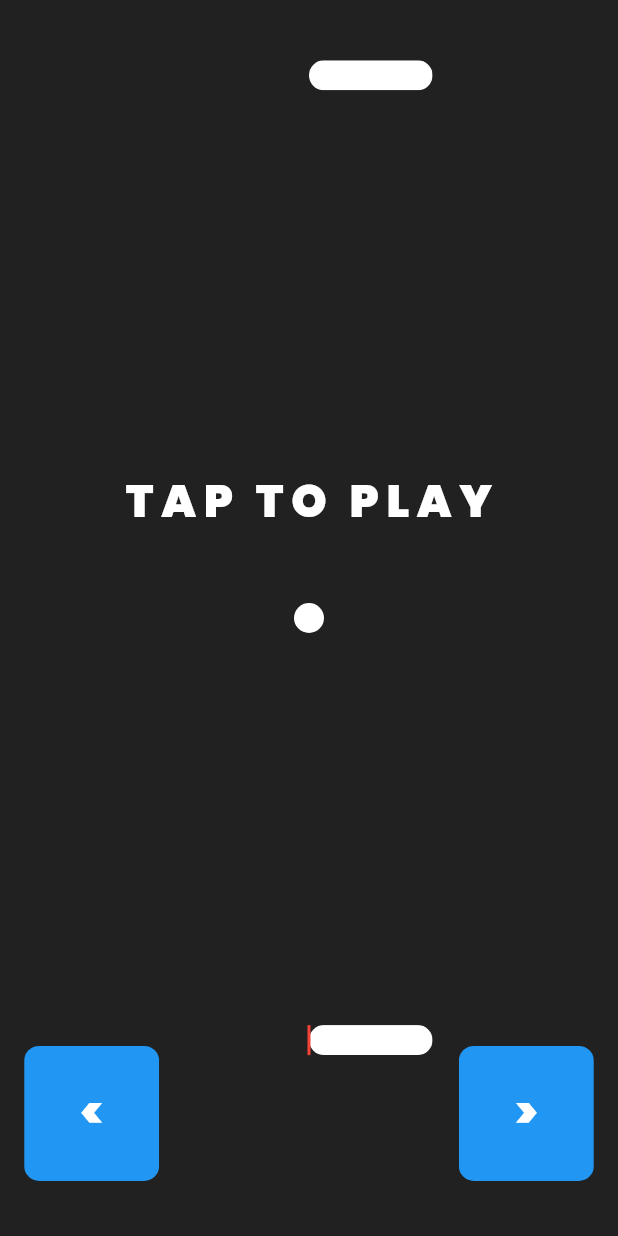
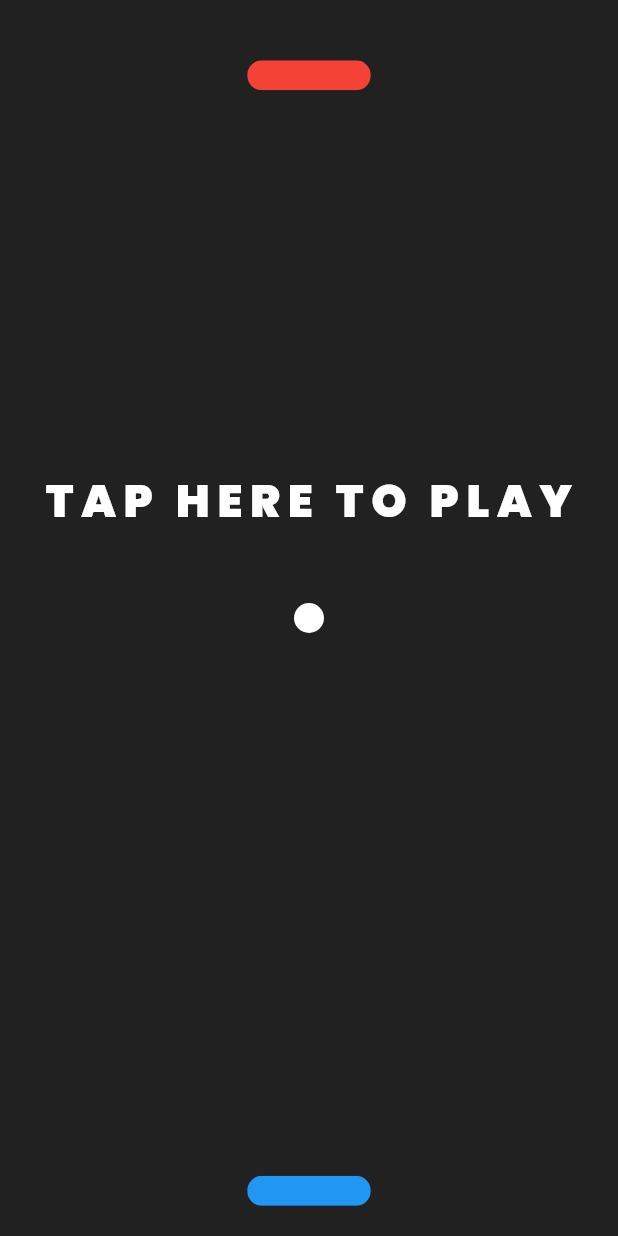
Before and after one commit to rianjanuarian/Project-PlayStore, a Flutter app: the HomePage screen opened directly, on a phone screen of 412 x 824 dp. Run offline on Flutter 3.47's test engine with Material 2 defaults, Android fonts, the phone set to English and light mode, and no system bars; our stand-ins replace get, google_fonts.

Commit message:
small changes

```diff
--- a/ping_pong_big_ding_dong/lib/game_main/brick.dart
+++ b/ping_pong_big_ding_dong/lib/game_main/brick.dart
@@ -6,8 +6,9 @@ class BrickPong extends StatelessWidget {
   final double? x;
   final double? y;
   final brickWidth;
+  final thisIsEnemy;
 
-  BrickPong({this.x, this.y, this.brickWidth});
+  BrickPong({this.x, this.y, this.brickWidth, this.thisIsEnemy});
   @override
   Widget build(BuildContext context) {
     return Container(
@@ -15,9 +16,9 @@ class BrickPong extends StatelessWidget {
       child: ClipRRect(
         borderRadius: BorderRadius.circular(10),
         child: Container(
-          color: Colors.white,
+          color: (thisIsEnemy) ? Colors.red : Colors.blue,
           height: 20,
-          width: MediaQuery.of(context).size.width / 5,
+          width: MediaQuery.of(context).size.width * brickWidth / 2,
         ),
       ),
     );
--- a/ping_pong_big_ding_dong/lib/game_main/coverscreen.dart
+++ b/ping_pong_big_ding_dong/lib/game_main/coverscreen.dart
@@ -13,7 +13,7 @@ class CoverScreen extends StatelessWidget {
     return Container(
       alignment: Alignment(0, -0.2),
       child: Text(
-        gameHasStarted ? '' : "T A P   T O   P L A Y",
+        gameHasStarted ? '' : "T A P   H E R E   T O   P L A Y",
         style:
             TextStyle(fontFamily: 'Poppins', color: Colors.white, fontSize: 30),
       ),
--- a/ping_pong_big_ding_dong/lib/game_main/homepage.dart
+++ b/ping_pong_big_ding_dong/lib/game_main/homepage.dart
@@ -1,9 +1,11 @@
 import 'dart:async';
-
+import 'dart:ui';
+import 'package:get/get.dart';
 import 'package:flutter/material.dart';
 import 'package:flutter/services.dart';
 import 'package:flutter/src/widgets/container.dart';
 import 'package:flutter/src/widgets/framework.dart';
+import 'package:get/get_core/get_core.dart';
 import 'package:ping_pong_big_ding_dong/game_main/ball.dart';
 import 'package:ping_pong_big_ding_dong/game_main/brick.dart';
 import 'package:ping_pong_big_ding_dong/game_main/button_direction.dart';
@@ -17,14 +19,21 @@ class HomePage extends StatefulWidget {
 enum direction { UP, DOWN, LEFT, RIGHT }
 
 class _HomePageState extends State<HomePage> {
+  //Score time
+  int scoreTime = 0;
+  bool isStop = true;
   //button direction
-
   double buttonDirectionRight = 0.9;
   double buttonDirectionY = 0.9;
   double buttonDirectionLeft = -0.9;
+
   //player variabel (bottom brick)
-  double playerX = 0;
-  double playerWidth = 0.4;
+  double playerX = -0.2;
+  double brickWidth = 0.4;
+
+  //enemy variables
+  double enemyX = -0.2;
+
 //ball variables
   double ballX = 0;
   double ballY = 0;
@@ -37,18 +46,79 @@ class _HomePageState extends State<HomePage> {
   void startGame() {
     gameHasStarted = true;
     Timer.periodic(Duration(milliseconds: 1), (timer) {
+      highScore();
       // update direction
       updateDirection();
 
       moveBall();
+
+      moveEnemy();
+
       if (isPlayerDead()) {
         timer.cancel();
-        resetGame();
+
+        _showDialog();
       }
     });
   }
 
+  void moveEnemy() {
+    setState(() {
+      enemyX = ballX;
+    });
+  }
+
+  void highScore() {
+    scoreTime = 0;
+    isStop = false;
+    Timer.periodic(Duration(seconds: 1), (timer) {
+      if (isStop) {
+        timer.cancel();
+      } else {
+        setState(() {
+          scoreTime++;
+        });
+      }
+    });
+  }
+
+  void _showDialog() {
+    showDialog(
+        context: context,
+        barrierDismissible: false,
+        builder: (BuildContext context) {
+          return AlertDialog(
+            backgroundColor: Color.fromARGB(255, 58, 183, 162),
+            title: Center(
+              child: Text(
+                'Score : $scoreTime',
+                style: TextStyle(fontFamily: 'Poppins', color: Colors.white),
+              ),
+            ),
+            actions: [
+              GestureDetector(
+                onTap: resetGame,
+                child: ClipRRect(
+                  borderRadius: BorderRadius.circular(5),
+                  child: Container(
+                    padding: EdgeInsets.all(7),
+                    color: Colors.deepPurple[100],
+                    child: Text(
+                      "Play Again",
+                      style:
+                          TextStyle(color: Colors.black, fontFamily: 'Poppins'),
+                    ),
+                  ),
+                ),
+              )
+            ],
+          );
+        });
+  }
+
   void resetGame() {
+    isStop = true;
+    Get.back();
     setState(() {
       gameHasStarted = false;
       ballX = 0;
@@ -67,7 +137,7 @@ class _HomePageState extends State<HomePage> {
   void updateDirection() {
     setState(() {
       //update vertikal
-      if (ballY >= 0.66 && playerX >= ballX && playerX + playerWidth <= ballX) {
+      if (ballY >= 0.9 && playerX + brickWidth >= ballX && playerX <= ballX) {
         ballYDirection = direction.UP;
       } else if (ballY <= -0.9) {
         ballYDirection = direction.DOWN;
@@ -85,83 +155,60 @@ class _HomePageState extends State<HomePage> {
     setState(() {
       //vertikal
       if (ballYDirection == direction.DOWN) {
-        ballY += 0.01;
+        ballY += 0.005;
       } else if (ballYDirection == direction.UP) {
-        ballY -= 0.01;
+        ballY -= 0.005;
       }
       //horizontal
       if (ballXDirection == direction.LEFT) {
-        ballX -= 0.01;
+        ballX -= 0.005;
       } else if (ballXDirection == direction.RIGHT) {
-        ballX += 0.01;
+        ballX += 0.005;
       }
     });
   }
 
   void moveLeft() {
     setState(() {
-      playerX -= 0.15;
+      if (!(playerX - 0.1 <= -1)) {
+        playerX -= 0.2;
+      }
     });
   }
 
   void moveRight() {
     setState(() {
-      playerX += 0.15;
+      if (!(playerX + brickWidth >= 1)) {
+        playerX += 0.2;
+      }
     });
   }
 
   @override
   Widget build(BuildContext context) {
-    return GestureDetector(
-      onTap: startGame,
-      child: Scaffold(
+    return Scaffold(
       backgroundColor: Colors.grey[900],
       body: Center(
         child: Stack(
           children: [
-              //tap everything
-              CoverScreen(
-                gameHasStarted: gameHasStarted,
-              ),
-              //top brick
-              BrickPong(
-                x: 0,
-                y: -0.9,
-                brickWidth: playerWidth,
-              ),
-
-              //bottom brick
-              BrickPong(
-                x: playerX,
-                y: 0.7,
-                brickWidth: playerWidth,
-              ),
-              //ball
-              BallPong(
-                x: ballX,
-                y: ballY,
-              ),
-              Container(
-                alignment: Alignment(playerX, 0.7),
-                child: Container(
-                  width: 2,
-                  height: 20,
-                  color: Colors.red,
-                ),
-              ),
-
             //right direction arrow key
             Container(
               alignment: Alignment(buttonDirectionRight, buttonDirectionY),
               child: ClipRRect(
                 borderRadius: BorderRadius.circular(10),
                 child: SizedBox(
-                    height: 90,
-                    width: 90,
+                  height: MediaQuery.of(context).size.height,
+                  width: MediaQuery.of(context).size.width / 2,
                   child: ElevatedButton(
                       onPressed: () {
                         moveRight();
                       },
+                      style: ElevatedButton.styleFrom(
+                          backgroundColor: Colors.transparent,
+                          primary: Colors.transparent,
+                          shadowColor: Colors.transparent,
+                          animationDuration: Duration(microseconds: 0),
+                          onPrimary: Colors.transparent),
                       child: Text(
                         ">",
                         style: TextStyle(fontFamily: 'Poppins', fontSize: 30),
@@ -170,17 +217,23 @@ class _HomePageState extends State<HomePage> {
               ),
             ),
             //left direction arrow key
+
             Container(
               alignment: Alignment(buttonDirectionLeft, buttonDirectionY),
               child: ClipRRect(
                 borderRadius: BorderRadius.circular(10),
                 child: SizedBox(
-                    height: 90,
-                    width: 90,
+                  height: MediaQuery.of(context).size.height,
+                  width: MediaQuery.of(context).size.width / 2,
                   child: ElevatedButton(
                       onPressed: () {
                         moveLeft();
                       },
+                      style: ElevatedButton.styleFrom(
+                          backgroundColor: Colors.transparent,
+                          primary: Colors.transparent,
+                          shadowColor: Colors.transparent,
+                          onPrimary: Colors.transparent),
                       child: Text(
                         "<",
                         style: TextStyle(fontFamily: 'Poppins', fontSize: 30),
@@ -188,8 +241,37 @@ class _HomePageState extends State<HomePage> {
                 ),
               ),
             ),
+            //tap everything
+            GestureDetector(
+              onTap: startGame,
+              child: CoverScreen(
+                gameHasStarted: gameHasStarted,
+              ),
+            ),
+            //top brick
+            BrickPong(
+              x: enemyX,
+              y: -0.9,
+              brickWidth: brickWidth,
+              thisIsEnemy: true,
+            ),
+
+            //bottom brick
+            BrickPong(
+              x: playerX,
+              y: 0.95,
+              thisIsEnemy: false,
+              brickWidth: brickWidth,
+            ),
+            //ball
+            GestureDetector(
+              onTap: startGame,
+              child: BallPong(
+                x: ballX,
+                y: ballY,
+              ),
+            ),
           ],
-          ),
         ),
       ),
     );
```
Lines whose indentation alone changed are shown as unchanged.
